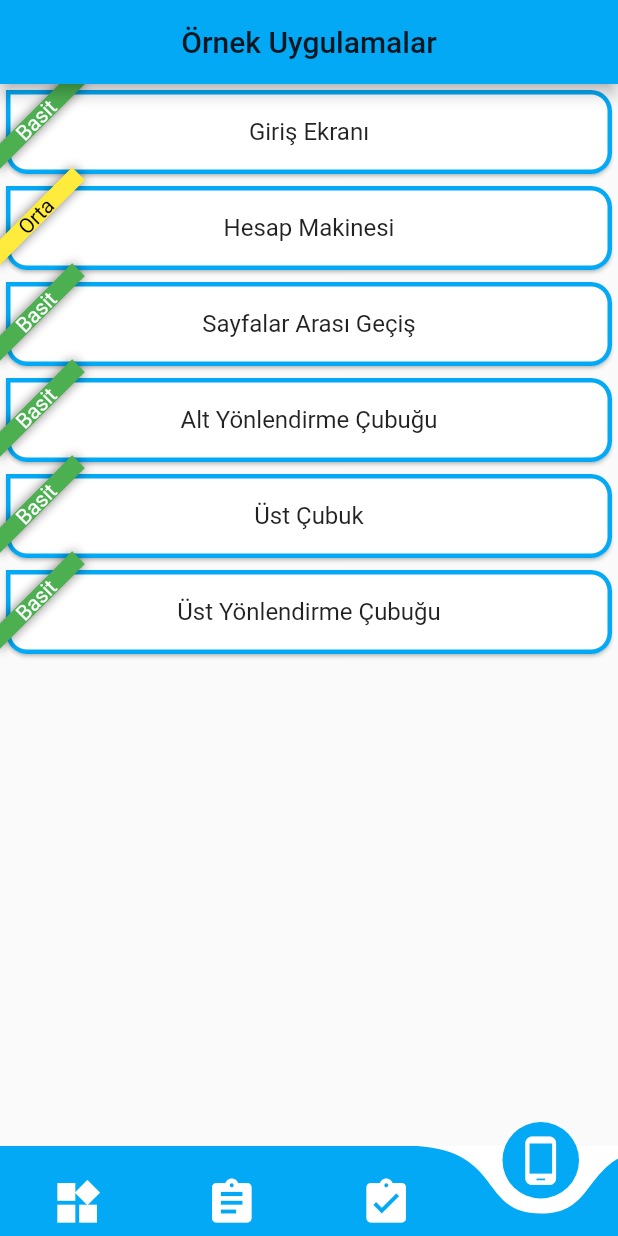
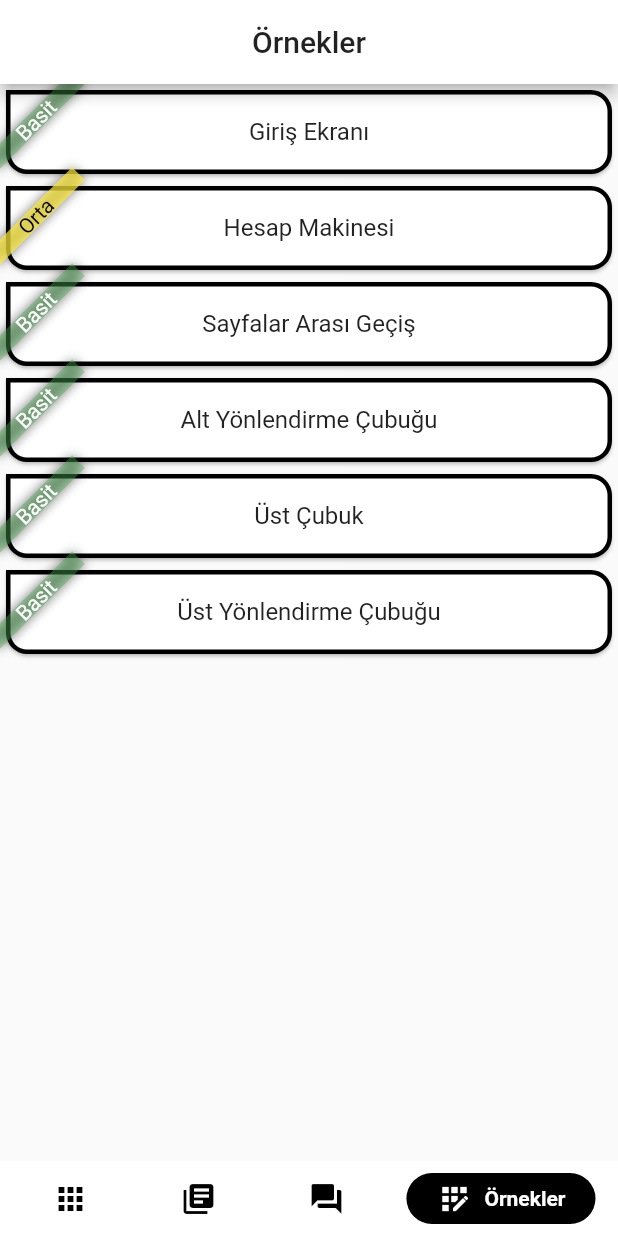
Before and after one commit to mustafaozdemiir/hizli_flutter, a Flutter app: the screen it shows after launch, item 4 of the bottom bar chosen, on a phone screen of 412 x 824 dp. Run offline on Flutter 3.47's test engine with Material 2 defaults, Android fonts, the phone set to English and light mode, and no system bars; drawn by our look-alikes of curved_navigation_bar, google_nav_bar; our stand-ins replace cached_network_image, cloud_firestore, firebase_messaging, get, string_scanner, youtube_player_flutter; missing offline and left inert: animated_floatactionbuttons; accounts and stored records are empty.

Commit message:
Ui changed.

```diff
--- a/lib/main.dart
+++ b/lib/main.dart
@@ -1,8 +1,7 @@
 import 'dart:io';
-
-import 'package:curved_navigation_bar/curved_navigation_bar.dart';
 import 'package:firebase_messaging/firebase_messaging.dart';
 import 'package:flutter/material.dart';
+import 'package:google_nav_bar/google_nav_bar.dart';
 import 'sayfalar/haber/flutter_haber.dart';
 import 'sayfalar/ornekler/ornekler.dart';
 import 'sayfalar/sorular/flutter_soru.dart';
@@ -33,9 +32,7 @@ class MyHomePage extends StatefulWidget {
 
 class _MyHomePageState extends State<MyHomePage> {
   final FirebaseMessaging _fcm = FirebaseMessaging();
-
   int _page = 0;
-  GlobalKey _bottomNavigationKey = GlobalKey();
   List<Widget> _sayfalar = [
     WidgetListeleme(),
     FlutterHaber(),
@@ -63,10 +60,8 @@ class _MyHomePageState extends State<MyHomePage> {
 
     if (!kisweb) {
       _fcm.requestNotificationPermissions(IosNotificationSettings());
-
       _fcm.configure(
         onMessage: (Map<String, dynamic> message) async {
-          print("onMessage: $message");
           showDialog(
             context: context,
             builder: (context) => AlertDialog(
@@ -85,12 +80,9 @@ class _MyHomePageState extends State<MyHomePage> {
           );
         },
         onLaunch: (Map<String, dynamic> message) async {
-          print("onLaunch: $message");
-          // TODO optional
         },
         onResume: (Map<String, dynamic> message) async {
-          print("onResume: $message");
-          // TODO optional
+
         },
       );
     }
@@ -100,42 +92,46 @@ class _MyHomePageState extends State<MyHomePage> {
   Widget build(BuildContext context) {
      return Scaffold(
         backgroundColor: Colors.white,
-        bottomNavigationBar: CurvedNavigationBar(
-          key: _bottomNavigationKey,
-          index: 0,
-          height: 60.0,
-          items: <Widget>[
-            Icon(
-              Icons.widgets,
-              size: 35,
-              color: Colors.white,
+        bottomNavigationBar: Container(
+          decoration: BoxDecoration(color: Colors.white, boxShadow: [
+            BoxShadow(blurRadius: 20, color: Colors.white.withOpacity(.1))
+          ]),
+          child: SafeArea(
+            child: Padding(
+              padding: const EdgeInsets.symmetric(horizontal: 15.0, vertical: 8),
+              child: GNav(
+                  gap: 8,
+                  activeColor: Colors.white,
+                  iconSize: 24,
+                  padding: EdgeInsets.symmetric(horizontal: 20, vertical: 5),
+                  duration: Duration(milliseconds: 800),
+                  tabBackgroundColor: Colors.black,
+                  tabs: [
+                    GButton(
+                      icon: Icons.apps,
+                      text: 'Widget',
                     ),
-            Icon(
-              Icons.assignment,
-              size: 35,
-              color: Colors.white,
+                    GButton(
+                      icon: Icons.library_books,
+                      text: 'Haberler',
                     ),
-            Icon(
-              Icons.assignment_turned_in,
-              size: 35,
-              color: Colors.white,
+                    GButton(
+                      icon: Icons.question_answer,
+                      text: 'Soru',
                     ),
-            Icon(
-              Icons.phone_android,
-              size: 35,
-              color: Colors.white,
+                    GButton(
+                      icon: Icons.app_registration,
+                      text: 'Örnekler',
                     ),
                   ],
-          color: Colors.lightBlue,
-          buttonBackgroundColor: Colors.lightBlue,
-          backgroundColor: Colors.white,
-          animationCurve: Curves.fastOutSlowIn,
-          animationDuration: Duration(milliseconds: 300),
-          onTap: (index) {
+                  selectedIndex: _page,
+                  onTabChange: (index) {
                     setState(() {
                       _page = index;
                     });
-          },
+                  }),
+            ),
+          ),
         ),
         body: _sayfalar[_page]);
   }
--- a/lib/sayfalar/ornekler/ornekler.dart
+++ b/lib/sayfalar/ornekler/ornekler.dart
@@ -61,8 +61,8 @@ class _OrneklerState extends State<Ornekler> {
     Color bannerTextColor;
     return Scaffold(
       appBar: AppBar(
-        title: Text('Örnek Uygulamalar'),
-        backgroundColor: Colors.lightBlue,
+        title: Text('Örnekler'),
+        backgroundColor: Colors.white,
         centerTitle: true,
       ),
       body: ListView.builder(
@@ -71,17 +71,17 @@ class _OrneklerState extends State<Ornekler> {
             switch (ornekler[index].zorluk) {
               case 'basit':
                 bannerMessage = "Basit";
-                bannerColor = Colors.green;
+                bannerColor = Colors.green.withOpacity(.4);
                 bannerTextColor = Colors.white;
                 break;
               case 'orta':
                 bannerMessage = "Orta";
-                bannerColor = Colors.yellow;
+                bannerColor = Colors.yellow.withOpacity(.7);
                 bannerTextColor = Colors.black;
                 break;
               case 'zor':
                 bannerMessage = "Zor";
-                bannerColor = Colors.red;
+                bannerColor = Colors.red.withOpacity(.5);
                 bannerTextColor = Colors.white;
                 break;
             }
@@ -92,7 +92,7 @@ class _OrneklerState extends State<Ornekler> {
               textStyle: TextStyle(color: bannerTextColor),
               child: Card(
                 shape: RoundedRectangleBorder(
-                  side: BorderSide(width: 3, color: Colors.lightBlue),
+                  side: BorderSide(width: 3, color: Colors.black),
                   borderRadius: BorderRadius.only(
                     bottomLeft: Radius.circular(14),
                     topRight: Radius.circular(14),
--- a/lib/sayfalar/widgetler/method_listeleme.dart
+++ b/lib/sayfalar/widgetler/method_listeleme.dart
@@ -100,7 +100,7 @@ class _MethodListelemeState extends State<MethodListeleme> {
           itemBuilder: (context, int index) {
             return Card(
               shape: RoundedRectangleBorder(
-                side: BorderSide(width: 3, color: Colors.lightBlue),
+                side: BorderSide(width: 3, color: Colors.black),
                 borderRadius: BorderRadius.only(
                   bottomRight: Radius.circular(14),
                   topLeft: Radius.circular(14),
@@ -156,7 +156,7 @@ class _MethodListelemeState extends State<MethodListeleme> {
           itemBuilder: (context, int index) {
             return Card(
               shape: RoundedRectangleBorder(
-                side: BorderSide(width: 6, color: Colors.lightBlue),
+                side: BorderSide(width: 6, color: Colors.black),
                 borderRadius: BorderRadius.only(
                   topLeft: Radius.circular(28),
                   topRight: Radius.circular(28),
--- a/lib/servisler/kod_gosterimi/source_code_view.dart
+++ b/lib/servisler/kod_gosterimi/source_code_view.dart
@@ -109,8 +109,8 @@ class _SourceCodeViewState extends State<SourceCodeView> {
             ),
             floatingActionButton: AnimatedFloatingActionButton(
               fabButtons: _buildFloatingButtons(),
-              colorStartAnimation: Colors.blue,
-              colorEndAnimation: Colors.red,
+              colorStartAnimation: Colors.black,
+              colorEndAnimation: Colors.grey,
               animatedIconData: AnimatedIcons.menu_close,
             ),
           );
--- a/pubspec.yaml
+++ b/pubspec.yaml
@@ -29,13 +29,13 @@ dependencies:
   # Use with the CupertinoIcons class for iOS style icons.
   cupertino_icons: ^0.1.3
   widget_with_codeview: ^1.0.3
-  curved_navigation_bar: ^0.3.2
   cloud_firestore: ^0.13.6
   youtube_player_flutter: ^7.0.0+6
   cached_network_image: ^2.2.0+1
   intl: ^0.16.1
   firebase_messaging: ^6.0.16
   get: ^3.22.2
+  google_nav_bar: ^3.1.0
 
 
 dev_dependencies:
```
Also changed, not shown: lib/sayfalar/haber/flutter_haber.dart (+3 -4 lines), lib/sayfalar/haber/haber_detay.dart (+6 -1 lines), lib/sayfalar/ornekler/ornek_detay.dart (+7 -2 lines), lib/sayfalar/sorular/flutter_soru.dart (+21 -12 lines), lib/sayfalar/widgetler/kod_detay.dart (+7 -2 lines), lib/sayfalar/widgetler/widget_listeleme.dart (+12 -12 lines), pubspec.lock. Lines whose indentation alone changed are shown as unchanged.
